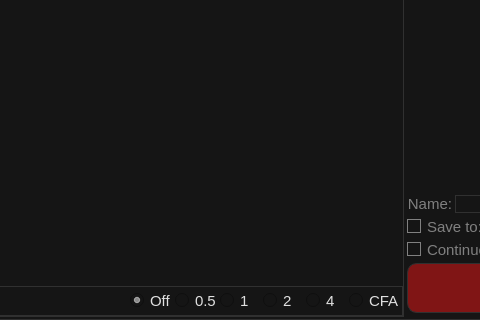
The window that OpenAP-Capture/MainFrame.ui (aleksey-ka/OpenAP-AstroPhotography) describes before a commit, drawn with Qt 5; both pictures show x 604 to 1084 and y 499 to 819 of the 1314 by 819 pixel window.
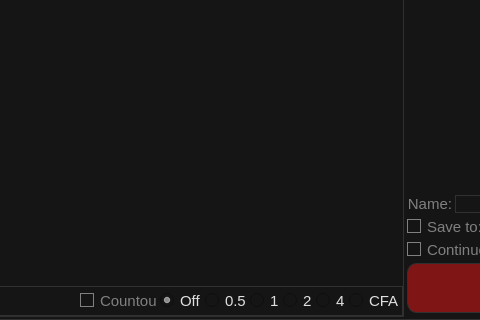
The same window after the commit. Custom widgets are drawn as their Qt base class.

Patch:
```diff
--- a/OpenAP-Capture/MainFrame.ui
+++ b/OpenAP-Capture/MainFrame.ui
@@ -161,7 +161,7 @@
            <widget class="QGroupBox" name="groupBox">
             <property name="maximumSize">
              <size>
-              <width>270</width>
+              <width>320</width>
               <height>16777215</height>
              </size>
             </property>
@@ -184,6 +184,13 @@
              <property name="bottomMargin">
               <number>0</number>
              </property>
+             <item>
+              <widget class="QCheckBox" name="countourCheckBox">
+               <property name="text">
+                <string>Countour</string>
+               </property>
+              </widget>
+             </item>
              <item>
               <widget class="QRadioButton" name="zoomOffRadioButton">
                <property name="text">
```
